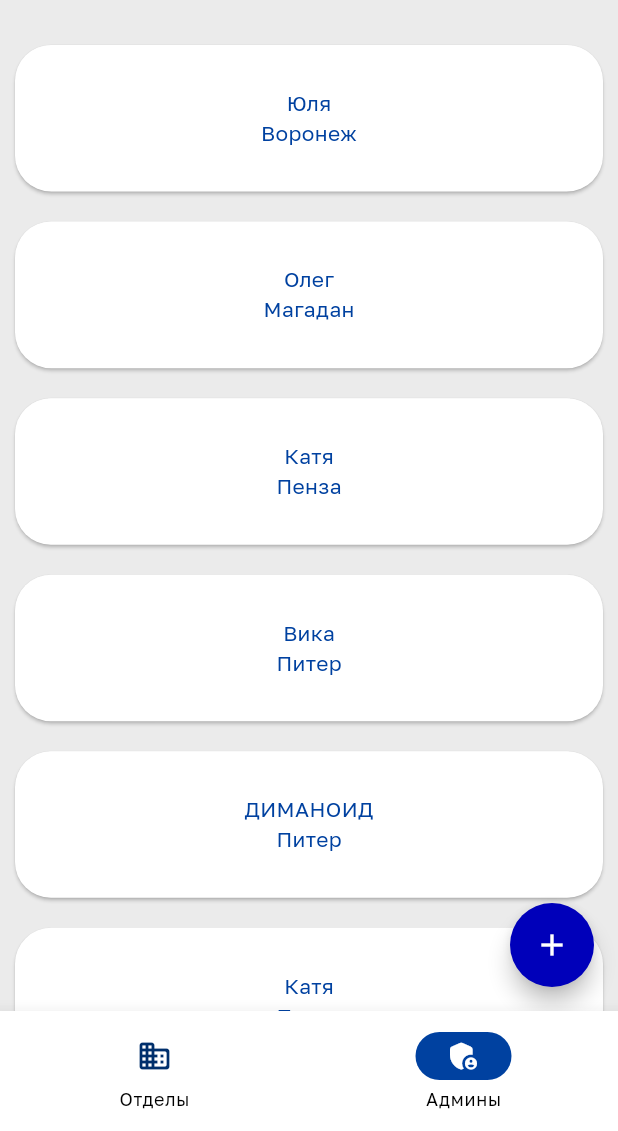
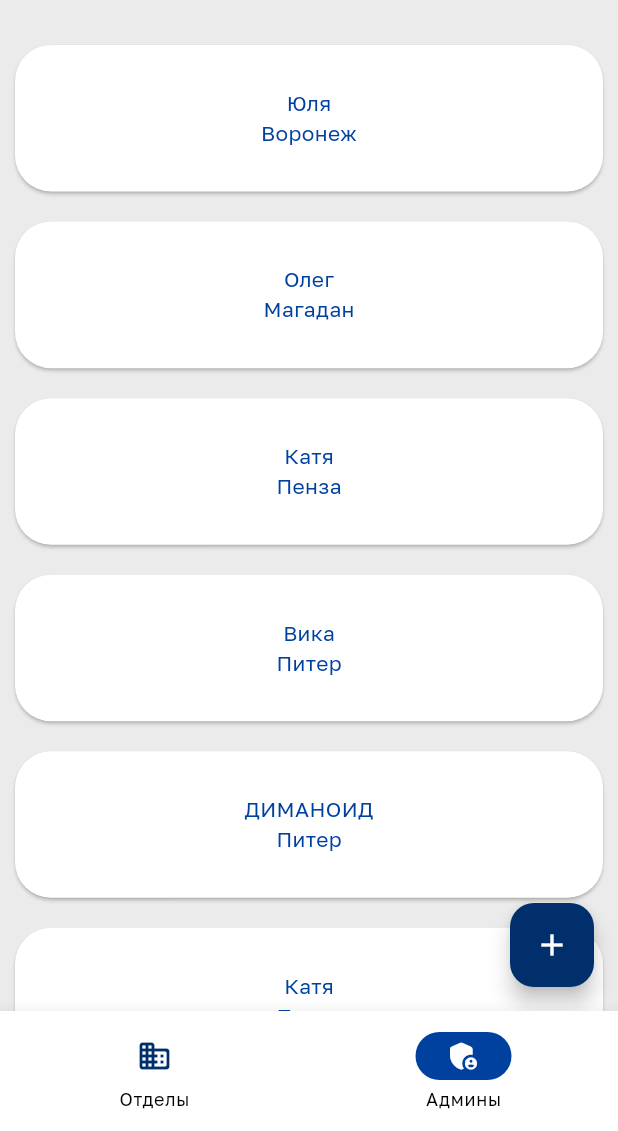
Before and after one commit to StasShevchenko/ParkingCalendar, a Flutter app: the AdminsListPage screen opened by its route, on a phone screen of 412 x 824 dp, the part 105-1236 px from its top. Run offline on Flutter 3.47's test engine with Material 2 defaults, Android fonts, the phone set to English and light mode, and no system bars; our stand-ins replace flutter_svg, go_router, table_calendar.

Commit message:
Admins page was refactored

```diff
--- a/lib/presentation/pages/super_admin/admins_list_page.dart
+++ b/lib/presentation/pages/super_admin/admins_list_page.dart
@@ -6,9 +6,9 @@ import 'package:parking_project/presentation/pages/super_admin/components/office
 import 'package:parking_project/presentation/pages/super_admin/components/office_card_component.dart';
 import 'package:parking_project/presentation/pages/super_admin/components/text_field_widget.dart';
 import 'package:parking_project/presentation/ui_kit/bottom_sheet/show_app_bottom_sheet.dart';
-import 'package:parking_project/presentation/ui_kit/responsive_widget.dart';
 
 import '../../../assets/colors/app_colors.dart';
+import '../../../utils/device_info.dart';
 import 'components/bottom_sheet_content.dart';
 
 class AdminsListPage extends StatefulWidget {
@@ -21,6 +21,18 @@ class AdminsListPage extends StatefulWidget {
 class _AdminsListPageState extends State<AdminsListPage> {
   @override
   Widget build(BuildContext context) {
+    final columnCount = switch (DeviceScreen.get(context)) {
+      FormFactorType.Mobile => 1,
+      FormFactorType.Tablet => 2,
+      FormFactorType.Desktop => 3
+    };
+
+    final gridChildAspectRatio = switch (DeviceScreen.get(context)) {
+      FormFactorType.Mobile => 7.0,
+      FormFactorType.Tablet => 2.0,
+      FormFactorType.Desktop => 3.0
+    };
+
     return Scaffold(
       backgroundColor: AppColors.background,
       body: Center(
@@ -30,30 +42,33 @@ class _AdminsListPageState extends State<AdminsListPage> {
               padding: EdgeInsets.all(20.0),
               child: SizedBox(
                 width: 350,
-                child: TextFieldWidget(icon: Icons.search, label: 'Поиск')),
+                child: TextFieldWidget(icon: Icons.search, label: 'Поиск'),
+              ),
             ),
             Expanded(
-            child: ResponsiveWidget.isLargeScreen(
-                    context) //проверка для адаптивности
-                ? const _GridItemWidget(
-                    cAC: 3,
-                    aspectRatioSize: 3,
-                  )
-                : ResponsiveWidget.isMediumScreen(context)
-                    ? const _GridItemWidget(
-                        cAC: 2,
-                        aspectRatioSize: 2,
-                      )
-                    : const _GridItemWidget(
-                        cAC: 1,
-                        aspectRatioSize: 7,
+              child: GridView.builder(
+                itemCount: admins.length,
+                gridDelegate: SliverGridDelegateWithFixedCrossAxisCount(
+                  crossAxisCount: columnCount,
+                  childAspectRatio: MediaQuery.of(context).size.width /
+                      (MediaQuery.of(context).size.height /
+                          gridChildAspectRatio),
+                ),
+                itemBuilder: (context, index) {
+                  return OfficesGridItem(
+                    name: admins[index].name,
+                    address: admins[index].office.name,
+                  );
+                },
               ),
             ),
           ],
-      )),
+        ),
+      ),
       floatingActionButton: FloatingActionButton(
+        backgroundColor: AppColors.primaryBlue,
         onPressed: () => {
-          ResponsiveWidget.isSmallScreen(context)
+          DeviceScreen.get(context) == FormFactorType.Mobile
               ? showAppBottomSheet(
                   context,
                   BottomSheetContent(
@@ -69,39 +84,8 @@ class _AdminsListPageState extends State<AdminsListPage> {
                         offices: offices,
                       ))
         },
-        shape: const RoundedRectangleBorder(
-            borderRadius: BorderRadius.all(Radius.circular(32.0))),
         child: const Icon(Icons.add),
       ),
     );
   }
 }
-
-//РЕФАКТОР
-class _GridItemWidget extends StatelessWidget {
-  final int cAC;
-  final double aspectRatioSize;
-
-  const _GridItemWidget(
-      {super.key, required this.cAC, required this.aspectRatioSize});
-
-  @override
-  Widget build(BuildContext context) {
-    return SizedBox(
-      height: 100,
-      child: GridView.builder(
-          itemCount: admins.length,
-          gridDelegate: SliverGridDelegateWithFixedCrossAxisCount(
-            crossAxisCount: cAC,
-            childAspectRatio: MediaQuery.of(context).size.width /
-                (MediaQuery.of(context).size.height / aspectRatioSize),
-          ),
-          itemBuilder: (context, index) {
-            return OfficesGridItem(
-              name: admins[index].name,
-              address: admins[index].office.name,
-            );
-          }),
-    );
-  }
-}
```
Also changed, not shown: lib/presentation/pages/super_admin/offices_list_page.dart (+1 -7 lines), lib/presentation/ui_kit/responsive_widget.dart (deleted, +0 -43 lines). Lines whose indentation alone changed are shown as unchanged.
